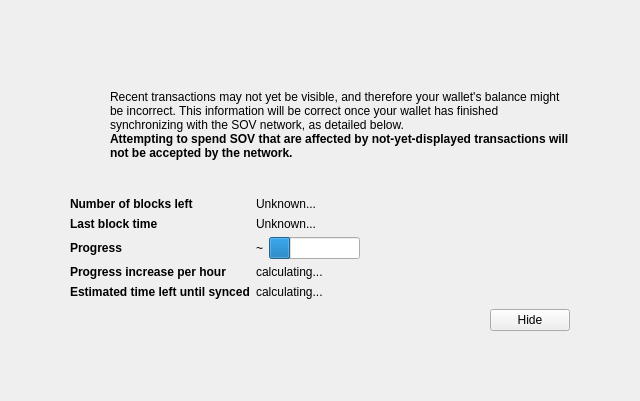
Above: src/qt/forms/modaloverlay.ui from minblock/joto before the change. Below: the same form after it.
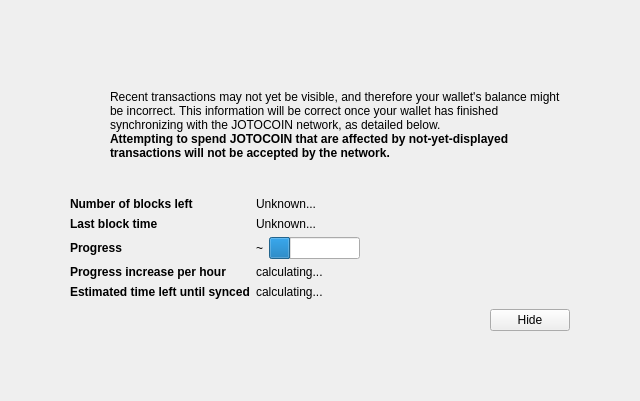
That is the form after the change. Icons and pictures are not drawn. Custom widgets are drawn as their Qt base class.

Patch:
```diff
--- a/src/qt/forms/modaloverlay.ui
+++ b/src/qt/forms/modaloverlay.ui
@@ -128,7 +128,7 @@
              <item>
               <widget class="QLabel" name="infoText">
                <property name="text">
-                <string>Recent transactions may not yet be visible, and therefore your wallet's balance might be incorrect. This information will be correct once your wallet has finished synchronizing with the SOV network, as detailed below.</string>
+                <string>Recent transactions may not yet be visible, and therefore your wallet's balance might be incorrect. This information will be correct once your wallet has finished synchronizing with the JOTOCOIN network, as detailed below.</string>
                </property>
                <property name="textFormat">
                 <enum>Qt::RichText</enum>
@@ -147,7 +147,7 @@
                 </font>
                </property>
                <property name="text">
-                <string>Attempting to spend SOV that are affected by not-yet-displayed transactions will not be accepted by the network.</string>
+                <string>Attempting to spend JOTOCOIN that are affected by not-yet-displayed transactions will not be accepted by the network.</string>
                </property>
                <property name="textFormat">
                 <enum>Qt::RichText</enum>
```
